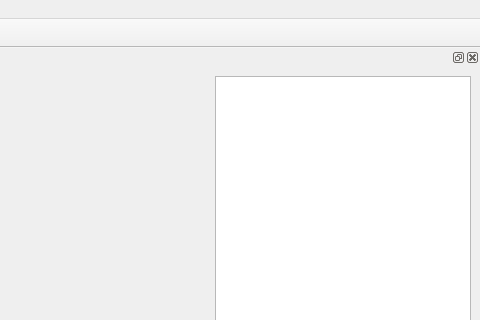
First picture: the form in qt_output.ui, repository oliver/timeplot, before the edit; both pictures show x 378 to 858 and y 0 to 320 of the 858 by 678 pixel window.
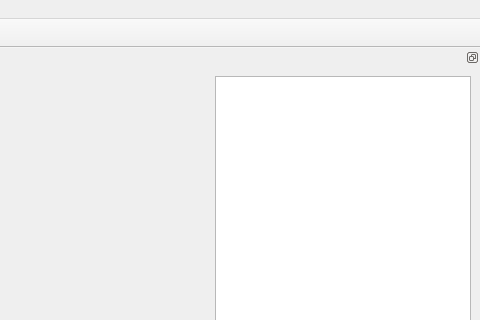
Second picture: the form after the edit. Custom widgets are drawn as their Qt base class.

Commit message:
QtOutput: don't allow closing of sources list
This way there doesn't need to be a separate "Show Side Bar" menu item...

Diff of the .ui file:
```diff
--- a/qt_output.ui
+++ b/qt_output.ui
@@ -59,6 +59,9 @@
    <addaction name="actionZoomOut"/>
   </widget>
   <widget class="QDockWidget" name="dockWidget">
+   <property name="features">
+    <set>QDockWidget::DockWidgetFloatable|QDockWidget::DockWidgetMovable</set>
+   </property>
    <attribute name="dockWidgetArea">
     <number>2</number>
    </attribute>
```
